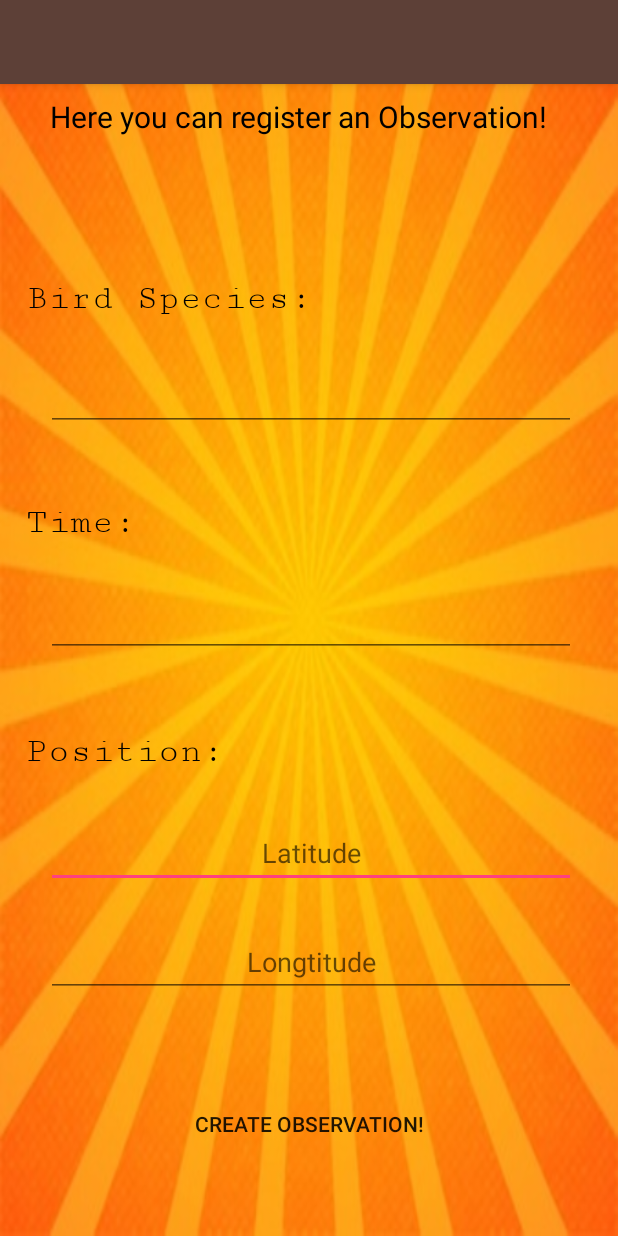
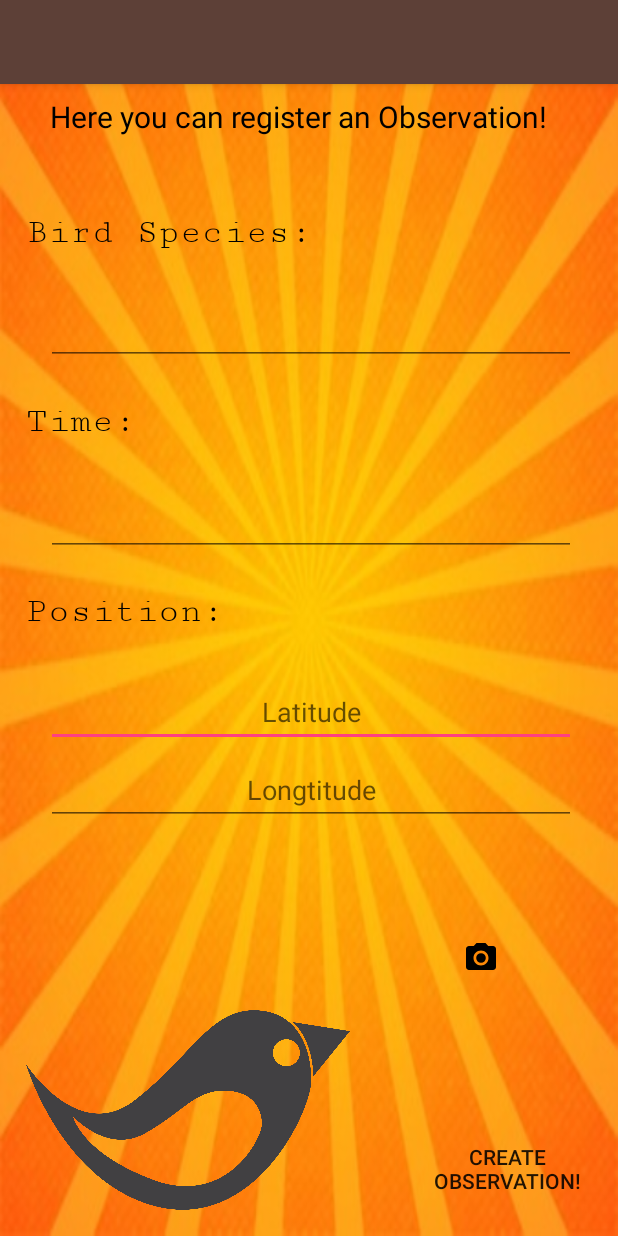
Before and after one commit to beepbeepboop/BirdWatching, an Android app: the addObservation screen opened directly, with no data from a screen before it, on a phone screen of 412 x 824 dp. Run offline under Robolectric (Android 15) with nearby library versions, the phone set to English and light mode, and no system bars.

Commit message:
Added Camera functionality!
Added Camera functionalty to the App, you can now take pictures of the bird! all is shown in the add observation Activity!

```diff
--- a/app/src/main/java/com/example/noahd/birdwatching/addObservation.java
+++ b/app/src/main/java/com/example/noahd/birdwatching/addObservation.java
@@ -1,7 +1,9 @@
 package com.example.noahd.birdwatching;
 
 import android.content.Intent;
+import android.graphics.Bitmap;
 import android.os.Bundle;
+import android.provider.MediaStore;
 import android.support.design.widget.FloatingActionButton;
 import android.support.design.widget.Snackbar;
 import android.support.v7.app.AppCompatActivity;
@@ -9,6 +11,8 @@ import android.support.v7.widget.Toolbar;
 import android.view.View;
 import android.widget.Button;
 import android.widget.EditText;
+import android.widget.ImageButton;
+import android.widget.ImageView;
 
 public class addObservation extends AppCompatActivity implements View.OnClickListener {
 
@@ -16,6 +20,8 @@ public class addObservation extends AppCompatActivity implements View.OnClickLis
     EditText times;
     EditText longtitude, latitude;
     Button createObser;
+    ImageView cameraImage;
+    ImageButton addImage;
 
     @Override
     protected void onCreate(Bundle savedInstanceState) {
@@ -24,17 +30,43 @@ public class addObservation extends AppCompatActivity implements View.OnClickLis
         Toolbar toolbar = (Toolbar) findViewById(R.id.toolbar);
         setSupportActionBar(toolbar);
 
+
+        // Handles Specifics
         species = (EditText) findViewById(R.id.speciesEdit);
         times = (EditText) findViewById(R.id.timeEdit);
         longtitude = (EditText) findViewById(R.id.longtitudeEdit);
         latitude = (EditText) findViewById(R.id.latitudeEdit);
 
+         // Handles Camera Function
+        cameraImage = (ImageView) findViewById(R.id.cameraView);
+        addImage = (ImageButton) findViewById(R.id.addImageBtn);
+
+
+        // Handles the creation
         createObser = (Button) findViewById(R.id.createOb);
+
+
+        addImage.setOnClickListener(new View.OnClickListener() {
+            @Override
+            public void onClick(View view) {
+                Intent intent = new Intent(MediaStore.ACTION_IMAGE_CAPTURE);
+                startActivityForResult(intent,0);
+
+
+            }
+        });
 
 
 
         }
 
+
+    @Override
+    protected void onActivityResult(int requestCode, int resultCode, Intent data) {
+        super.onActivityResult(requestCode, resultCode, data);
+        Bitmap bitmap = (Bitmap)data.getExtras().get("data");
+        cameraImage.setImageBitmap(bitmap);
+    }
 
     @Override
     public void onClick(View view) {
--- a/app/src/main/res/layout/content_add_observation.xml
+++ b/app/src/main/res/layout/content_add_observation.xml
@@ -76,7 +76,7 @@
             app:layout_constraintHorizontal_bias="0.045"
             app:layout_constraintStart_toStartOf="parent"
             app:layout_constraintTop_toBottomOf="@+id/appBarLayout2"
-            app:layout_constraintVertical_bias="0.591" />
+            app:layout_constraintVertical_bias="0.46" />
 
         <TextView
             android:id="@+id/whatTimeText2"
@@ -98,7 +98,7 @@
             app:layout_constraintHorizontal_bias="0.045"
             app:layout_constraintStart_toStartOf="parent"
             app:layout_constraintTop_toBottomOf="@+id/appBarLayout2"
-            app:layout_constraintVertical_bias="0.378" />
+            app:layout_constraintVertical_bias="0.284" />
 
         <TextView
             android:id="@+id/whatBirdText"
@@ -120,7 +120,7 @@
             app:layout_constraintHorizontal_bias="0.045"
             app:layout_constraintStart_toStartOf="parent"
             app:layout_constraintTop_toBottomOf="@+id/appBarLayout2"
-            app:layout_constraintVertical_bias="0.169" />
+            app:layout_constraintVertical_bias="0.108" />
 
         <EditText
             android:id="@+id/latitudeEdit"
@@ -141,7 +141,7 @@
             app:layout_constraintHorizontal_bias="0.533"
             app:layout_constraintStart_toStartOf="parent"
             app:layout_constraintTop_toBottomOf="@+id/appBarLayout2"
-            app:layout_constraintVertical_bias="0.683" />
+            app:layout_constraintVertical_bias="0.55" />
 
         <EditText
             android:id="@+id/timeEdit"
@@ -160,7 +160,7 @@
             app:layout_constraintHorizontal_bias="0.533"
             app:layout_constraintStart_toStartOf="parent"
             app:layout_constraintTop_toBottomOf="@+id/appBarLayout2"
-            app:layout_constraintVertical_bias="0.465" />
+            app:layout_constraintVertical_bias="0.369" />
 
         <EditText
             android:id="@+id/longtitudeEdit"
@@ -181,7 +181,7 @@
             app:layout_constraintHorizontal_bias="0.533"
             app:layout_constraintStart_toStartOf="parent"
             app:layout_constraintTop_toBottomOf="@+id/appBarLayout2"
-            app:layout_constraintVertical_bias="0.786" />
+            app:layout_constraintVertical_bias="0.623" />
 
         <EditText
             android:id="@+id/speciesEdit"
@@ -200,11 +200,11 @@
             app:layout_constraintHorizontal_bias="0.533"
             app:layout_constraintStart_toStartOf="parent"
             app:layout_constraintTop_toBottomOf="@+id/appBarLayout2"
-            app:layout_constraintVertical_bias="0.251" />
+            app:layout_constraintVertical_bias="0.189" />
 
         <Button
             android:id="@+id/createOb"
-            android:layout_width="wrap_content"
+            android:layout_width="110dp"
             android:layout_height="wrap_content"
             android:layout_marginBottom="8dp"
             android:layout_marginEnd="8dp"
@@ -217,9 +217,48 @@
             android:text="Create Observation!"
             app:layout_constraintBottom_toBottomOf="parent"
             app:layout_constraintEnd_toEndOf="parent"
+            app:layout_constraintHorizontal_bias="0.962"
             app:layout_constraintStart_toStartOf="parent"
             app:layout_constraintTop_toBottomOf="@+id/appBarLayout2"
-            app:layout_constraintVertical_bias="0.939" />
+            app:layout_constraintVertical_bias="0.982" />
+
+        <ImageButton
+            android:id="@+id/addImageBtn"
+            android:layout_width="81dp"
+            android:layout_height="48dp"
+            android:layout_marginBottom="8dp"
+            android:layout_marginEnd="8dp"
+            android:layout_marginLeft="8dp"
+            android:layout_marginRight="8dp"
+            android:layout_marginStart="8dp"
+            android:layout_marginTop="8dp"
+            android:background="@null"
+            android:contentDescription="@null"
+            android:src="@drawable/ic_menu_camera"
+            app:layout_constraintBottom_toBottomOf="parent"
+            app:layout_constraintEnd_toEndOf="parent"
+            app:layout_constraintHorizontal_bias="0.864"
+            app:layout_constraintStart_toStartOf="parent"
+            app:layout_constraintTop_toBottomOf="@+id/appBarLayout2"
+            app:layout_constraintVertical_bias="0.782" />
+
+        <ImageView
+            android:id="@+id/cameraView"
+            android:layout_width="216dp"
+            android:layout_height="152dp"
+            android:layout_marginBottom="8dp"
+            android:layout_marginEnd="8dp"
+            android:layout_marginLeft="8dp"
+            android:layout_marginRight="8dp"
+            android:layout_marginStart="8dp"
+            android:layout_marginTop="8dp"
+            app:layout_constraintBottom_toBottomOf="parent"
+            app:layout_constraintEnd_toEndOf="parent"
+            app:layout_constraintHorizontal_bias="0.052"
+            app:layout_constraintStart_toStartOf="parent"
+            app:layout_constraintTop_toTopOf="parent"
+            app:layout_constraintVertical_bias="1.0"
+            app:srcCompat="@drawable/birbo" />
 
     </android.support.constraint.ConstraintLayout>
 
```
Also changed, not shown: app/src/main/java/com/example/noahd/birdwatching/yourObservations.java (+0 -9 lines), app/src/main/res/layout/activity_your_observations.xml (+0 -8 lines), app/src/main/res/layout/content_your_observations.xml (+21 -0 lines).
